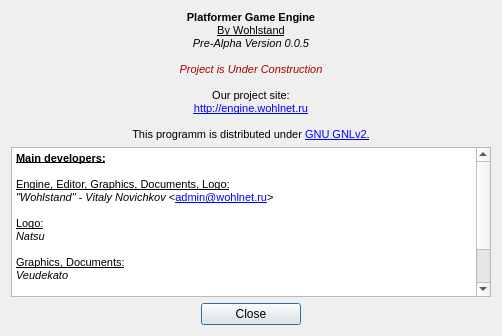
Above: Editor/aboutdialog.ui from WohlSoft/Moondust-Project before the change. Below: the same form after it.
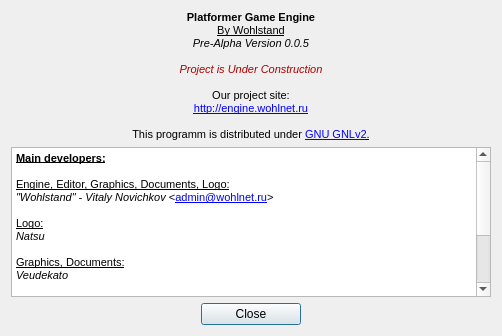
That is the form after the change. Icons and pictures are not drawn.

The edit to the form file:
```diff
--- a/Editor/aboutdialog.ui
+++ b/Editor/aboutdialog.ui
@@ -133,7 +133,10 @@
 &lt;p style=&quot; margin-top:0px; margin-bottom:0px; margin-left:0px; margin-right:0px; -qt-block-indent:0; text-indent:0px;&quot;&gt;&lt;span style=&quot; font-family:'MS Shell Dlg 2'; font-size:8pt; text-decoration: underline;&quot;&gt;Logo:&lt;/span&gt;&lt;/p&gt;
 &lt;p style=&quot; margin-top:0px; margin-bottom:0px; margin-left:0px; margin-right:0px; -qt-block-indent:0; text-indent:0px;&quot;&gt;&lt;span style=&quot; font-family:'MS Shell Dlg 2'; font-size:8pt; font-style:italic;&quot;&gt;Natsu&lt;br /&gt;&lt;/span&gt;&lt;/p&gt;
 &lt;p style=&quot; margin-top:0px; margin-bottom:0px; margin-left:0px; margin-right:0px; -qt-block-indent:0; text-indent:0px;&quot;&gt;&lt;span style=&quot; font-family:'MS Shell Dlg 2'; font-size:8pt; text-decoration: underline;&quot;&gt;Graphics, Documents:&lt;/span&gt;&lt;/p&gt;
-&lt;p style=&quot; margin-top:0px; margin-bottom:0px; margin-left:0px; margin-right:0px; -qt-block-indent:0; text-indent:0px;&quot;&gt;&lt;span style=&quot; font-family:'MS Shell Dlg 2'; font-size:8pt; font-style:italic;&quot;&gt;Veudekato&lt;br /&gt;&lt;/span&gt;&lt;/p&gt;
+&lt;p style=&quot; margin-top:0px; margin-bottom:0px; margin-left:0px; margin-right:0px; -qt-block-indent:0; text-indent:0px;&quot;&gt;&lt;span style=&quot; font-family:'MS Shell Dlg 2'; font-size:8pt; font-style:italic;&quot;&gt;Veudekato&lt;/span&gt;&lt;/p&gt;
+&lt;p style=&quot;-qt-paragraph-type:empty; margin-top:0px; margin-bottom:0px; margin-left:0px; margin-right:0px; -qt-block-indent:0; text-indent:0px; font-family:'MS Shell Dlg 2'; font-size:8pt; font-style:italic;&quot;&gt;&lt;/p&gt;
+&lt;p style=&quot; margin-top:0px; margin-bottom:0px; margin-left:0px; margin-right:0px; -qt-block-indent:0; text-indent:0px;&quot;&gt;&lt;span style=&quot; font-family:'MS Shell Dlg 2'; font-size:8pt; font-style:italic; text-decoration: underline;&quot;&gt;MacOS Test, Debug:&lt;/span&gt;&lt;/p&gt;
+&lt;p style=&quot; margin-top:0px; margin-bottom:0px; margin-left:0px; margin-right:0px; -qt-block-indent:0; text-indent:0px;&quot;&gt;&lt;span style=&quot; font-family:'MS Shell Dlg 2'; font-size:8pt; font-style:italic;&quot;&gt;&amp;quot;CaptainSwag101&amp;quot;  - James Pelster&lt;br /&gt;&lt;/span&gt;&lt;/p&gt;
 &lt;p style=&quot; margin-top:0px; margin-bottom:0px; margin-left:0px; margin-right:0px; -qt-block-indent:0; text-indent:0px;&quot;&gt;&lt;span style=&quot; font-family:'MS Shell Dlg 2'; font-size:8pt; font-weight:600; text-decoration: underline;&quot;&gt;Big thanks to:&lt;/span&gt;&lt;/p&gt;
 &lt;p style=&quot; margin-top:0px; margin-bottom:0px; margin-left:0px; margin-right:0px; -qt-block-indent:0; text-indent:0px;&quot;&gt;&lt;span style=&quot; font-family:'MS Shell Dlg 2'; font-size:8pt; font-weight:600; text-decoration: underline;&quot;&gt;&lt;br /&gt;&lt;/span&gt;&lt;span style=&quot; font-family:'MS Shell Dlg 2'; font-size:8pt; font-style:italic;&quot;&gt;h2643&lt;/span&gt;&lt;/p&gt;
 &lt;p style=&quot; margin-top:0px; margin-bottom:0px; margin-left:0px; margin-right:0px; -qt-block-indent:0; text-indent:0px;&quot;&gt;&lt;span style=&quot; font-family:'MS Shell Dlg 2'; font-size:8pt; font-style:italic;&quot;&gt;FanofSMBX&lt;/span&gt;&lt;/p&gt;&lt;/body&gt;&lt;/html&gt;</string>
```
